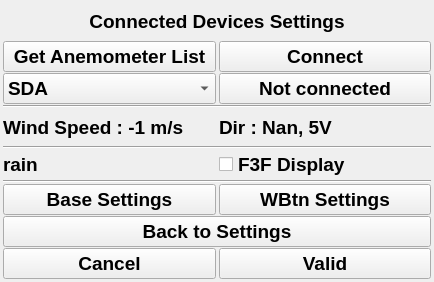
The window that F3FChrono/gui/WSettingsConnectedDevices.ui (jomarin38/F3FChrono) describes before a commit, drawn with Qt 5.
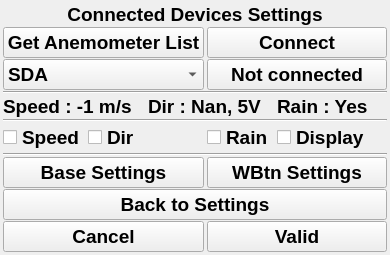
The same window after the commit.

Commit message: rebundtime in mseconds (configfile + ui) Enable/Disable sensors from settings gui last run validated time display @wind status

Diff of the .ui file:
```diff
--- a/F3FChrono/gui/WSettingsConnectedDevices.ui
+++ b/F3FChrono/gui/WSettingsConnectedDevices.ui
@@ -6,8 +6,8 @@
    <rect>
     <x>0</x>
     <y>0</y>
-    <width>434</width>
-    <height>282</height>
+    <width>390</width>
+    <height>247</height>
    </rect>
   </property>
   <property name="sizePolicy">
@@ -38,8 +38,8 @@
    <property name="verticalSpacing">
     <number>1</number>
    </property>
-   <item row="16" column="1">
-    <widget class="QPushButton" name="btn_valid">
+   <item row="1" column="3" colspan="3">
+    <widget class="QPushButton" name="btn_AnemometerConnect">
      <property name="font">
       <font>
        <pointsize>14</pointsize>
@@ -48,11 +48,42 @@
       </font>
      </property>
      <property name="text">
-      <string>Valid</string>
+      <string>Connect</string>
      </property>
     </widget>
    </item>
-   <item row="2" column="1">
+   <item row="8" column="0" colspan="2">
+    <widget class="QLabel" name="WeatherStation_Speed">
+     <property name="font">
+      <font>
+       <pointsize>14</pointsize>
+       <weight>75</weight>
+       <bold>true</bold>
+      </font>
+     </property>
+     <property name="text">
+      <string>Speed : -1 m/s</string>
+     </property>
+    </widget>
+   </item>
+   <item row="0" column="0" colspan="6">
+    <widget class="QLabel" name="label">
+     <property name="font">
+      <font>
+       <pointsize>14</pointsize>
+       <weight>75</weight>
+       <bold>true</bold>
+      </font>
+     </property>
+     <property name="text">
+      <string>Connected Devices Settings</string>
+     </property>
+     <property name="alignment">
+      <set>Qt::AlignCenter</set>
+     </property>
+    </widget>
+   </item>
+   <item row="2" column="3" colspan="3">
     <widget class="QPushButton" name="AnemometerStatus">
      <property name="font">
       <font>
@@ -72,7 +103,112 @@
      </property>
     </widget>
    </item>
-   <item row="2" column="0">
+   <item row="8" column="4" colspan="2">
+    <widget class="QLabel" name="WeatherStation_Rain">
+     <property name="font">
+      <font>
+       <pointsize>14</pointsize>
+       <weight>75</weight>
+       <bold>true</bold>
+      </font>
+     </property>
+     <property name="text">
+      <string>Rain : Yes</string>
+     </property>
+    </widget>
+   </item>
+   <item row="14" column="0" colspan="3">
+    <widget class="QPushButton" name="btn_base_settings">
+     <property name="font">
+      <font>
+       <pointsize>14</pointsize>
+       <weight>75</weight>
+       <bold>true</bold>
+      </font>
+     </property>
+     <property name="text">
+      <string>Base Settings</string>
+     </property>
+    </widget>
+   </item>
+   <item row="14" column="3" colspan="3">
+    <widget class="QPushButton" name="wbtn_settings">
+     <property name="font">
+      <font>
+       <pointsize>14</pointsize>
+       <weight>75</weight>
+       <bold>true</bold>
+      </font>
+     </property>
+     <property name="text">
+      <string>WBtn Settings</string>
+     </property>
+    </widget>
+   </item>
+   <item row="15" column="0" colspan="6">
+    <widget class="QPushButton" name="btn_back">
+     <property name="font">
+      <font>
+       <pointsize>14</pointsize>
+       <weight>75</weight>
+       <bold>true</bold>
+      </font>
+     </property>
+     <property name="text">
+      <string>Back to Settings</string>
+     </property>
+    </widget>
+   </item>
+   <item row="16" column="3" colspan="3">
+    <widget class="QPushButton" name="btn_valid">
+     <property name="font">
+      <font>
+       <pointsize>14</pointsize>
+       <weight>75</weight>
+       <bold>true</bold>
+      </font>
+     </property>
+     <property name="text">
+      <string>Valid</string>
+     </property>
+    </widget>
+   </item>
+   <item row="16" column="0" colspan="3">
+    <widget class="QPushButton" name="btn_cancel">
+     <property name="font">
+      <font>
+       <pointsize>14</pointsize>
+       <weight>75</weight>
+       <bold>true</bold>
+      </font>
+     </property>
+     <property name="text">
+      <string>Cancel</string>
+     </property>
+    </widget>
+   </item>
+   <item row="9" column="0" colspan="6">
+    <widget class="Line" name="line_3">
+     <property name="orientation">
+      <enum>Qt::Horizontal</enum>
+     </property>
+    </widget>
+   </item>
+   <item row="7" column="0" colspan="6">
+    <widget class="Line" name="line">
+     <property name="orientation">
+      <enum>Qt::Horizontal</enum>
+     </property>
+    </widget>
+   </item>
+   <item row="12" column="0" colspan="6">
+    <widget class="Line" name="line_2">
+     <property name="orientation">
+      <enum>Qt::Horizontal</enum>
+     </property>
+    </widget>
+   </item>
+   <item row="2" column="0" colspan="3">
     <widget class="QComboBox" name="AnemometerComboBox">
      <property name="font">
       <font>
@@ -98,14 +234,7 @@
      </item>
     </widget>
    </item>
-   <item row="7" column="0" colspan="2">
-    <widget class="Line" name="line">
-     <property name="orientation">
-      <enum>Qt::Horizontal</enum>
-     </property>
-    </widget>
-   </item>
-   <item row="1" column="0">
+   <item row="1" column="0" colspan="3">
     <widget class="QPushButton" name="btn_AnemometerGetList">
      <property name="font">
       <font>
@@ -119,122 +248,7 @@
      </property>
     </widget>
    </item>
-   <item row="0" column="0" colspan="2">
-    <widget class="QLabel" name="label">
-     <property name="font">
-      <font>
-       <pointsize>14</pointsize>
-       <weight>75</weight>
-       <bold>true</bold>
-      </font>
-     </property>
-     <property name="text">
-      <string>Connected Devices Settings</string>
-     </property>
-     <property name="alignment">
-      <set>Qt::AlignCenter</set>
-     </property>
-    </widget>
-   </item>
-   <item row="16" column="0">
-    <widget class="QPushButton" name="btn_cancel">
-     <property name="font">
-      <font>
-       <pointsize>14</pointsize>
-       <weight>75</weight>
-       <bold>true</bold>
-      </font>
-     </property>
-     <property name="text">
-      <string>Cancel</string>
-     </property>
-    </widget>
-   </item>
-   <item row="15" column="0" colspan="2">
-    <widget class="QPushButton" name="btn_back">
-     <property name="font">
-      <font>
-       <pointsize>14</pointsize>
-       <weight>75</weight>
-       <bold>true</bold>
-      </font>
-     </property>
-     <property name="text">
-      <string>Back to Settings</string>
-     </property>
-    </widget>
-   </item>
-   <item row="9" column="0" colspan="2">
-    <widget class="Line" name="line_3">
-     <property name="orientation">
-      <enum>Qt::Horizontal</enum>
-     </property>
-    </widget>
-   </item>
-   <item row="8" column="0">
-    <widget class="QLabel" name="WeatherStation_Speed">
-     <property name="font">
-      <font>
-       <pointsize>14</pointsize>
-       <weight>75</weight>
-       <bold>true</bold>
-      </font>
-     </property>
-     <property name="text">
-      <string>Wind Speed : -1 m/s</string>
-     </property>
-    </widget>
-   </item>
-   <item row="14" column="0">
-    <widget class="QPushButton" name="btn_base_settings">
-     <property name="font">
-      <font>
-       <pointsize>14</pointsize>
-       <weight>75</weight>
-       <bold>true</bold>
-      </font>
-     </property>
-     <property name="text">
-      <string>Base Settings</string>
-     </property>
-    </widget>
-   </item>
-   <item row="14" column="1">
-    <widget class="QPushButton" name="wbtn_settings">
-     <property name="font">
-      <font>
-       <pointsize>14</pointsize>
-       <weight>75</weight>
-       <bold>true</bold>
-      </font>
-     </property>
-     <property name="text">
-      <string>WBtn Settings</string>
-     </property>
-    </widget>
-   </item>
-   <item row="1" column="1">
-    <widget class="QPushButton" name="btn_AnemometerConnect">
-     <property name="font">
-      <font>
-       <pointsize>14</pointsize>
-       <weight>75</weight>
-       <bold>true</bold>
-      </font>
-     </property>
-     <property name="text">
-      <string>Connect</string>
-     </property>
-    </widget>
-   </item>
-   <item row="12" column="0" colspan="2">
-    <widget class="Line" name="line_2">
-     <property name="orientation">
-      <enum>Qt::Horizontal</enum>
-     </property>
-    </widget>
-   </item>
-   <item row="8" column="1">
+   <item row="8" column="2" colspan="2">
     <widget class="QLabel" name="WeatherStation_Dir">
      <property name="font">
       <font>
@@ -248,22 +262,8 @@
      </property>
     </widget>
    </item>
-   <item row="10" column="1">
-    <widget class="QCheckBox" name="display">
-     <property name="font">
-      <font>
-       <pointsize>14</pointsize>
-       <weight>75</weight>
-       <bold>true</bold>
-      </font>
-     </property>
-     <property name="text">
-      <string>F3F Display</string>
-     </property>
-    </widget>
-   </item>
    <item row="10" column="0">
-    <widget class="QLabel" name="WeatherStation_Rain">
+    <widget class="QCheckBox" name="checkBox_Speed">
      <property name="font">
       <font>
        <pointsize>14</pointsize>
@@ -272,7 +272,49 @@
       </font>
      </property>
      <property name="text">
-      <string>rain</string>
+      <string>Speed</string>
+     </property>
+    </widget>
+   </item>
+   <item row="10" column="3">
+    <widget class="QCheckBox" name="checkBox_Rain">
+     <property name="font">
+      <font>
+       <pointsize>14</pointsize>
+       <weight>75</weight>
+       <bold>true</bold>
+      </font>
+     </property>
+     <property name="text">
+      <string>Rain</string>
+     </property>
+    </widget>
+   </item>
+   <item row="10" column="4" colspan="2">
+    <widget class="QCheckBox" name="checkBox_Display">
+     <property name="font">
+      <font>
+       <pointsize>14</pointsize>
+       <weight>75</weight>
+       <bold>true</bold>
+      </font>
+     </property>
+     <property name="text">
+      <string>Display</string>
+     </property>
+    </widget>
+   </item>
+   <item row="10" column="1">
+    <widget class="QCheckBox" name="checkBox_Dir">
+     <property name="font">
+      <font>
+       <pointsize>14</pointsize>
+       <weight>75</weight>
+       <bold>true</bold>
+      </font>
+     </property>
+     <property name="text">
+      <string>Dir</string>
      </property>
     </widget>
    </item>
```
The commit also changes 10 other files.
